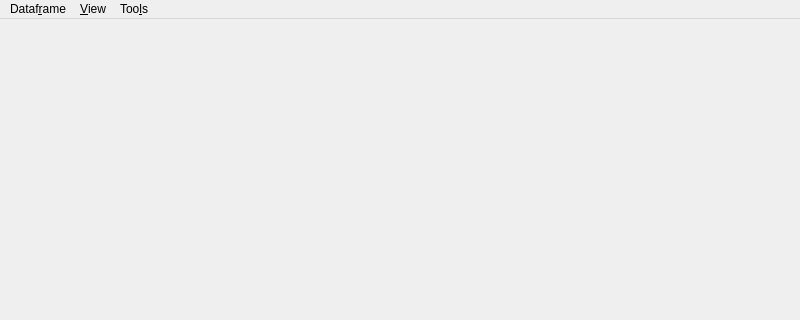
Old version of the form mesmerize/project_manager/project_browser/ui_files/mainwindow.ui in the repository kushalkolar/MESmerize; both pictures show x 0 to 800 and y 0 to 320 of the 800 by 600 pixel window.
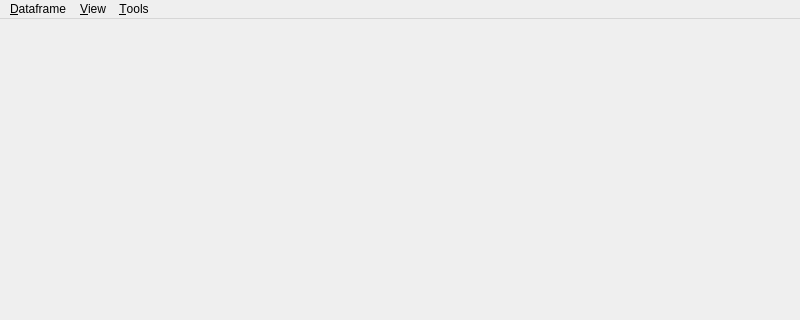
New version of the form.

Commit message: Useful helper methods for getting and setting the project dataframe from the Project Browser Window console and also for using the object editor GUI (spyder based). Update project_browser_window.py, mainwindow_pytemplate.py, and 3 more files...

Diff of the .ui file:
```diff
--- a/mesmerize/project_manager/project_browser/ui_files/mainwindow.ui
+++ b/mesmerize/project_manager/project_browser/ui_files/mainwindow.ui
@@ -20,12 +20,12 @@
      <x>0</x>
      <y>0</y>
      <width>800</width>
-     <height>30</height>
+     <height>22</height>
     </rect>
    </property>
    <widget class="QMenu" name="menuDataframe">
     <property name="title">
-     <string>Dataf&amp;rame</string>
+     <string>&amp;Dataframe</string>
     </property>
     <widget class="QMenu" name="menuSave_current_tab">
      <property name="title">
@@ -64,7 +64,7 @@
    </widget>
    <widget class="QMenu" name="menuTools">
     <property name="title">
-     <string>Too&amp;ls</string>
+     <string>&amp;Tools</string>
     </property>
     <addaction name="actionLink_viewers"/>
    </widget>
```
Left out of the diff: 18 changed lines with no effect on the pictures. The commit also changes 4 other files.
